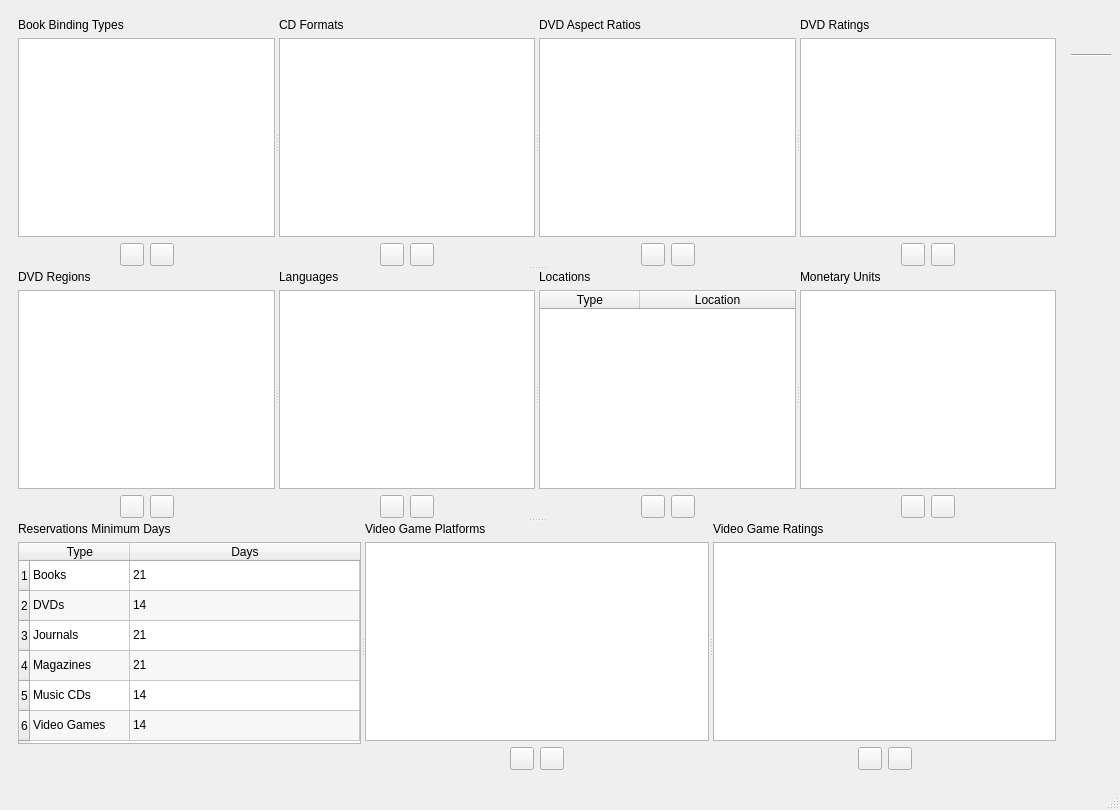
The window that UI/biblioteq_dbenumerations.ui (textbrowser/biblioteq) describes before a commit, drawn with Qt 5.
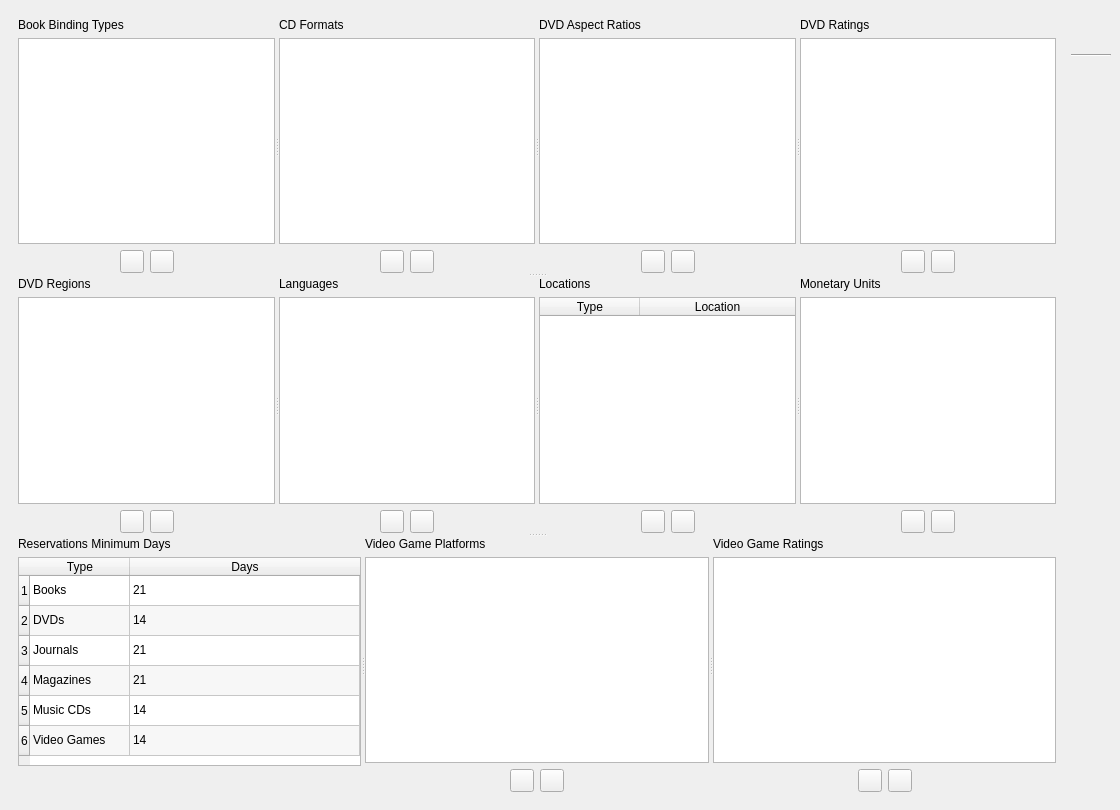
The same window after the commit. Icons and pictures are not drawn.

Commit message: Removed status bars. Two pages on PDF viewers.

What changed in the file:
```diff
--- a/UI/biblioteq_dbenumerations.ui
+++ b/UI/biblioteq_dbenumerations.ui
@@ -1160,7 +1160,6 @@
     </item>
    </layout>
   </widget>
-  <widget class="QStatusBar" name="statusbar"/>
  </widget>
  <tabstops>
   <tabstop>bookBindingsList</tabstop>
```
The commit also changes 8 other files.
